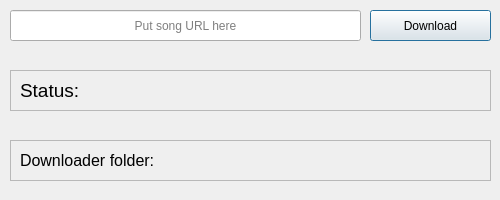
Qt form downloader.ui (ThiagoCorreaSilva/MushcFlow) before a commit.
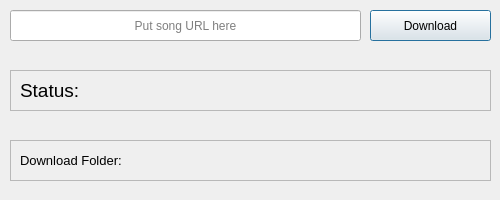
The same form after that commit.

Commit message: Downloader Tab and code finished!

Patch:
```diff
--- a/downloader.ui
+++ b/downloader.ui
@@ -117,38 +117,38 @@
      <rect>
       <x>10</x>
       <y>0</y>
-      <width>141</width>
+      <width>111</width>
       <height>41</height>
      </rect>
     </property>
     <property name="font">
      <font>
-      <pointsize>12</pointsize>
+      <pointsize>10</pointsize>
      </font>
     </property>
     <property name="text">
-     <string>Downloader folder:</string>
+     <string>Download Folder:</string>
     </property>
    </widget>
    <widget class="QLabel" name="downloader_folder_label">
     <property name="geometry">
      <rect>
-      <x>150</x>
+      <x>120</x>
       <y>0</y>
-      <width>331</width>
+      <width>361</width>
       <height>41</height>
      </rect>
     </property>
     <property name="font">
      <font>
-      <pointsize>11</pointsize>
+      <pointsize>9</pointsize>
      </font>
     </property>
     <property name="text">
      <string/>
     </property>
     <property name="alignment">
-     <set>Qt::AlignmentFlag::AlignCenter</set>
+     <set>Qt::AlignmentFlag::AlignLeading|Qt::AlignmentFlag::AlignLeft|Qt::AlignmentFlag::AlignVCenter</set>
     </property>
    </widget>
   </widget>
```
Left out of the diff: 3 changed lines with no effect on the pictures. The commit also changes 3 other files.
